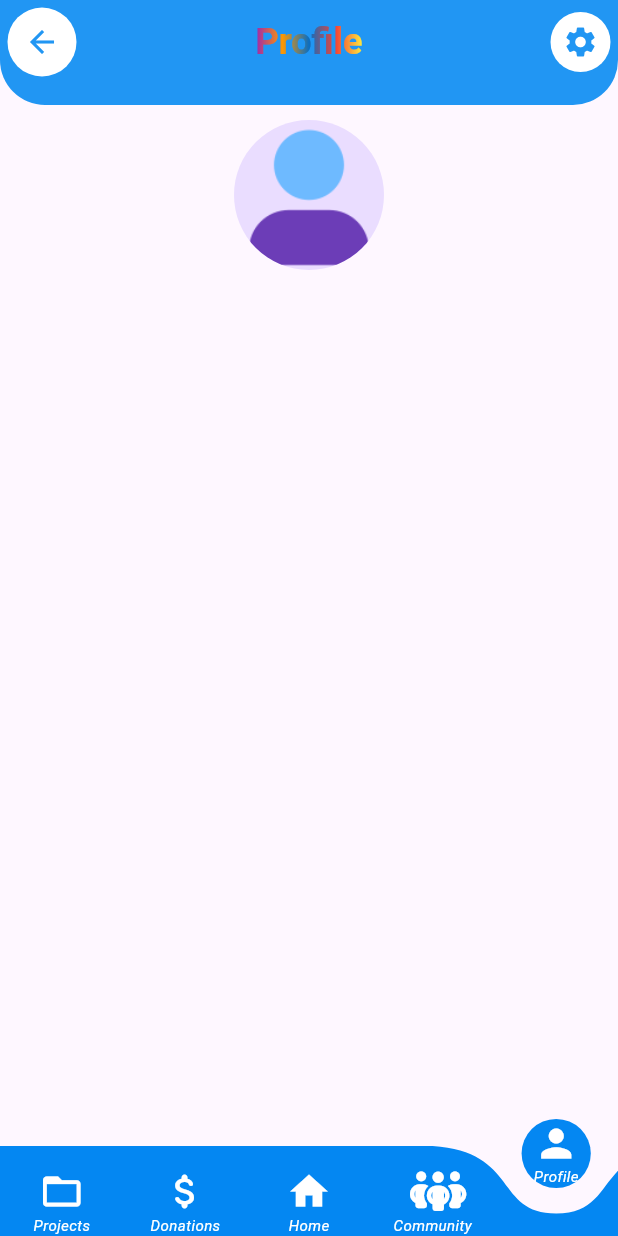
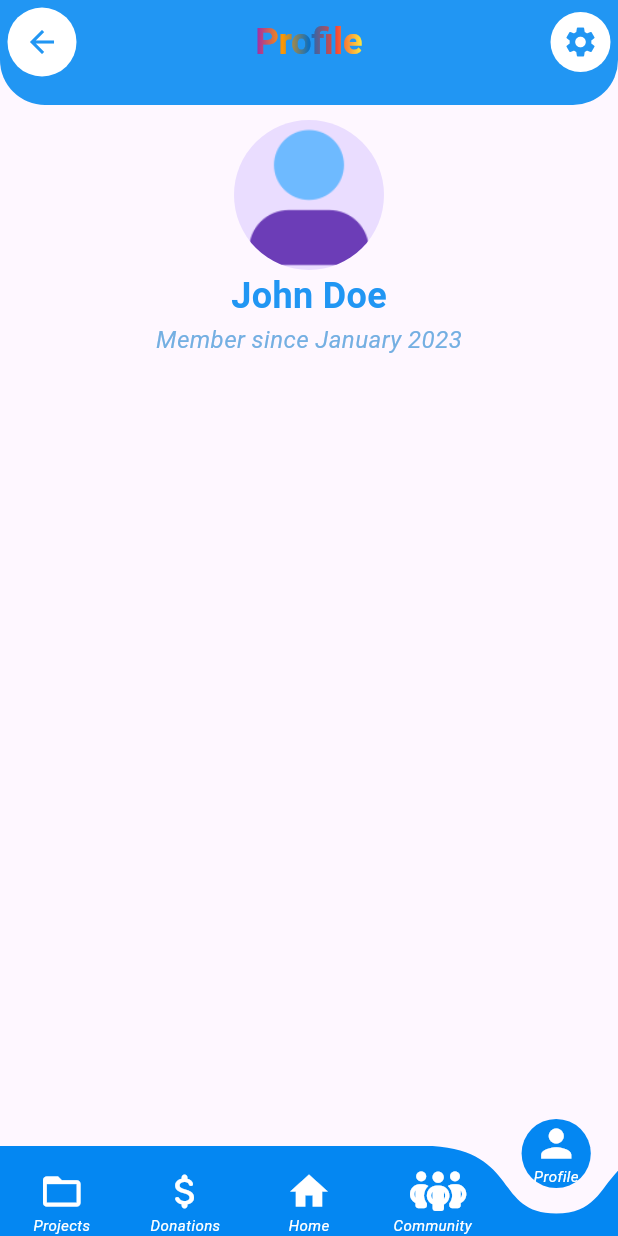
Before and after one commit to Yvonne-Wanja-1/Elim_trust_2, a Flutter app: the ProfilePage screen opened by its route, on a phone screen of 412 x 824 dp. Run offline on Flutter 3.47's test engine with Material 3 defaults, Android fonts, the phone set to English and light mode, and no system bars; drawn by our look-alikes of animated_text_kit, curved_navigation_bar; our stand-ins replace font_awesome_flutter; Roboto replaces fonts that are missing (Arial).

Commit message:
added widgets in the profile page

```diff
--- a/elim_trust_2/lib/pages/profilepage.dart
+++ b/elim_trust_2/lib/pages/profilepage.dart
@@ -107,7 +107,30 @@ class ProfilePage extends StatelessWidget {
              ]
            ),
            //name
+           Text(
+            'John Doe',
+            style: TextStyle(
+              fontSize: 24,
+              fontWeight: FontWeight.bold,
+             // fontFamily: 'Arial',
+              //fontStyle: FontStyle.italic,
+              color: Colors.blue,
+            ),
+           ),
+           SizedBox(height: 0.2), // Add some space between name and description
            //description
+           Padding(
+             padding: const EdgeInsets.only(top:0.5),
+             child: Text('Member since January 2023',
+              style: TextStyle(
+                fontSize: 16,
+                color: const Color.fromARGB(255, 116, 175, 226),
+                fontFamily: 'Arial',
+                fontStyle: FontStyle.italic,
+              ),
+
+             ),
+           ),
             ],
           ),
         ),
--- a/elim_trust_2/pubspec.yaml
+++ b/elim_trust_2/pubspec.yaml
@@ -11,7 +11,7 @@ dependencies:
   flutter:
     sdk: flutter
   cupertino_icons: ^1.0.8
-  google_sign_in: ^6.3.0
+
   curved_navigation_bar: ^1.0.6
   font_awesome_flutter: ^10.7.0
   animated_text_kit: ^4.2.3
```
Also changed, not shown: elim_trust_2/pubspec.lock, 2 other files.
